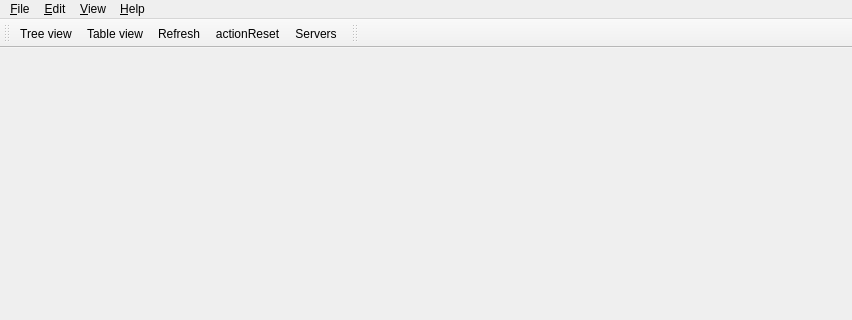
Above: Viewer/src/MainWindow.ui from ecmwf/ecflow before the change; both pictures show x 0 to 852 and y 0 to 320 of the 852 by 675 pixel window. Below: the same form after it.
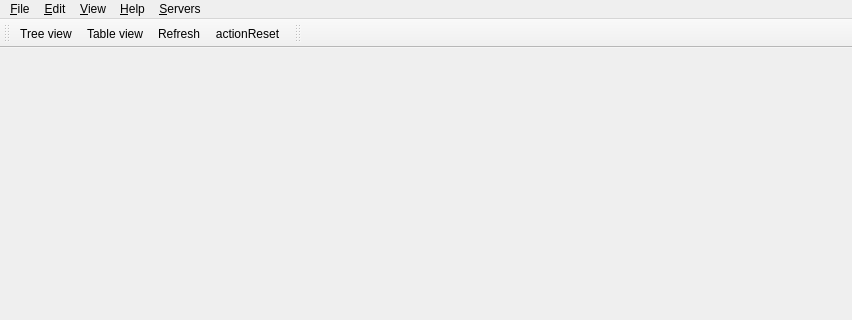
That is the form after the change. Icons and pictures are not drawn.

Commit message: Viewer: add server selection menu ECFLOW-142

Patch:
```diff
--- a/Viewer/src/MainWindow.ui
+++ b/Viewer/src/MainWindow.ui
@@ -95,10 +95,18 @@
      <string>&amp;Help</string>
     </property>
    </widget>
+   <widget class="QMenu" name="menuServer">
+    <property name="title">
+     <string>&amp;Servers</string>
+    </property>
+    <addaction name="actionManageServers"/>
+    <addaction name="separator"/>
+   </widget>
    <addaction name="menuLl"/>
    <addaction name="menuEdit"/>
    <addaction name="menuView"/>
    <addaction name="menu_Help"/>
+   <addaction name="menuServer"/>
   </widget>
   <widget class="QStatusBar" name="statusbar"/>
   <widget class="QToolBar" name="viewToolBar">
@@ -115,7 +123,6 @@
    <addaction name="actionTableView"/>
    <addaction name="actionRefresh"/>
    <addaction name="actionReset"/>
-   <addaction name="actionServers"/>
   </widget>
   <widget class="QToolBar" name="toolBar">
    <property name="windowTitle">
```
Left out of the diff: 13 changed lines with no effect on the pictures. The commit also changes 28 other files.
